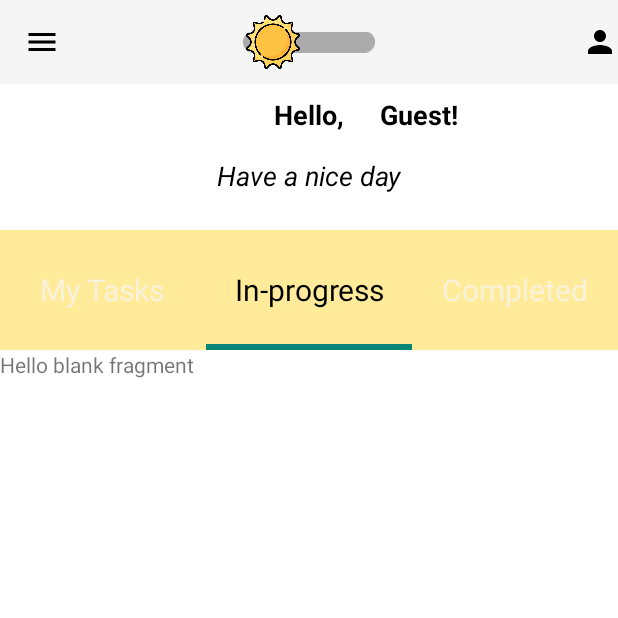
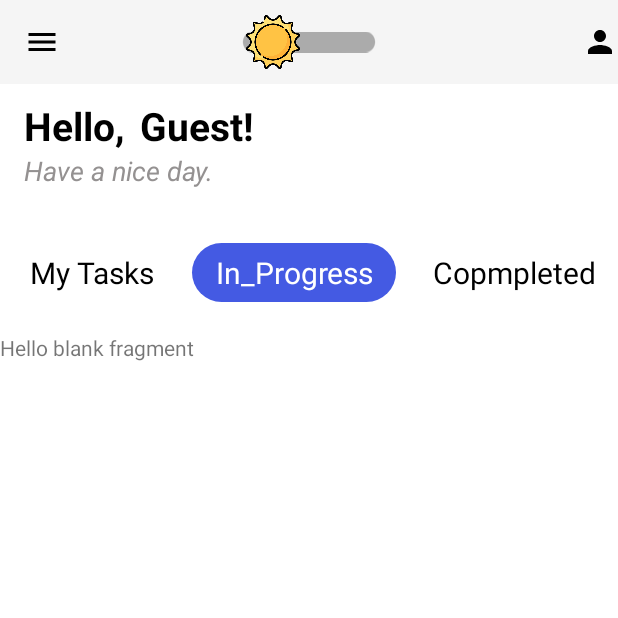
Before and after one commit to xwnsnowy/android-studio-java-task-management, an Android app: the TaskListActivity screen opened directly, with no data from a screen before it, tab 2 chosen, on a phone screen of 412 x 824 dp, the top half of it. Run offline under Robolectric (Android 15) with nearby library versions, the phone set to English and light mode, and no system bars.

Commit message:
style: Customize TabLayout UI
- Updated TabLayout appearance to enhance user interface

```diff
--- a/app/src/main/AndroidManifest.xml
+++ b/app/src/main/AndroidManifest.xml
@@ -12,6 +12,9 @@
         android:supportsRtl="true"
         android:theme="@style/Theme.TaskManagement"
         tools:targetApi="31">
+        <activity
+            android:name=".activities.CreateTaskActivity"
+            android:exported="false" />
         <activity
             android:name=".activities.CompletedFragment"
             android:exported="false" />
--- a/app/src/main/java/com/example/taskmanagement/activities/TaskListActivity.java
+++ b/app/src/main/java/com/example/taskmanagement/activities/TaskListActivity.java
@@ -62,18 +62,18 @@ public class TaskListActivity extends AppCompatActivity {
 
         ViewPagerAdapter viewPagerAdapter = new ViewPagerAdapter(this);
         viewPager.setAdapter(viewPagerAdapter);
-        viewPager.setCurrentItem(2);
+        viewPager.setCurrentItem(0);
 
         new TabLayoutMediator(tabLayout, viewPager, (tab, position) -> {
             switch (position) {
                 case 0:
-                    tab.setText("My Tasks");
+                    tab.setText(R.string.my_tasks);
                     break;
                 case 1:
-                    tab.setText("In-progress");
+                    tab.setText(R.string.in_progress);
                     break;
                 case 2:
-                    tab.setText("Completed");
+                    tab.setText(R.string.completed);
                     break;
             }
         }).attach();
--- /dev/null
+++ b/app/src/main/res/drawable/tab_active_bg.xml
@@ -0,0 +1,12 @@
+<layer-list xmlns:android="http://schemas.android.com/apk/res/android">
+    <item android:top="8dp"
+        android:bottom="8dp"
+        android:end="5dp"
+        android:start="5dp">
+        <shape android:shape="rectangle">
+            <solid android:color="@color/primaryBackgroundColor"/>
+            <corners android:radius="25dp"/>
+            <size android:height="50dp"/>
+        </shape>
+    </item>
+</layer-list>
--- /dev/null
+++ b/app/src/main/res/drawable/tab_bg_inset.xml
@@ -0,0 +1,5 @@
+<?xml version="1.0" encoding="utf-8"?>
+<inset xmlns:android="http://schemas.android.com/apk/res/android"
+    android:drawable="@drawable/tab_bg"
+    android:insetRight="5dp"
+    android:insetLeft="5dp" />
--- a/app/src/main/res/layout/activity_task_list.xml
+++ b/app/src/main/res/layout/activity_task_list.xml
@@ -50,28 +50,29 @@
     </androidx.appcompat.widget.Toolbar>
 
     <!-- Welcome Text -->
+
+    <!-- Name Text -->
     <TextView
         android:id="@+id/tv_welcome"
         android:layout_width="wrap_content"
         android:layout_height="wrap_content"
-        android:padding="8dp"
+        android:layout_marginTop="10sp"
+        android:layout_marginStart="16dp"
         android:text="@string/welcome"
         android:textColor="@android:color/black"
-        android:textSize="18sp"
+        android:textSize="26sp"
         android:textStyle="bold"
-        app:layout_constraintEnd_toEndOf="parent"
         app:layout_constraintStart_toStartOf="parent"
         app:layout_constraintTop_toBottomOf="@id/toolbar" />
 
-    <!-- Name Text -->
     <TextView
         android:id="@+id/tv_name"
         android:layout_width="wrap_content"
         android:layout_height="wrap_content"
-        android:layout_marginStart="8dp"
-        android:padding="8dp"
+        android:layout_marginTop="10sp"
+        android:layout_marginStart="10dp"
         android:textColor="@android:color/black"
-        android:textSize="18sp"
+        android:textSize="26sp"
         android:textStyle="bold"
         app:layout_constraintStart_toEndOf="@+id/tv_welcome"
         app:layout_constraintTop_toBottomOf="@id/toolbar" />
@@ -81,14 +82,13 @@
         android:id="@+id/tv_have_a_nice_day"
         android:layout_width="wrap_content"
         android:layout_height="wrap_content"
-        android:padding="8dp"
-        android:text="Have a nice day"
-        android:textColor="@android:color/black"
+        android:layout_marginStart="16dp"
+        android:text="@string/have_a_nice_day"
+        android:textColor="#949191"
         android:textSize="18sp"
         android:textStyle="italic"
         app:layout_constraintStart_toStartOf="parent"
-        app:layout_constraintTop_toBottomOf="@id/tv_name"
-        app:layout_constraintEnd_toEndOf="parent" />
+        app:layout_constraintTop_toBottomOf="@id/tv_name" />
 
     <!-- Tabs -->
     <com.google.android.material.tabs.TabLayout
@@ -99,13 +99,20 @@
         app:layout_constraintEnd_toEndOf="parent"
         app:layout_constraintStart_toStartOf="parent"
         app:layout_constraintTop_toBottomOf="@+id/tv_have_a_nice_day"
-        app:tabIndicator="@drawable/tab_indicator"
+        app:tabTextAppearance="@style/TabTextAppearance"
+        app:tabSelectedTextAppearance="@style/TabTextAppearanceSelected"
         app:tabIndicatorFullWidth="true"
-        android:background="@color/secondaryBackgroundColor"
-        app:tabSelectedTextAppearance="@style/TabTextAppearanceSelected"
-        app:tabSelectedTextColor="@android:color/black"
-        app:tabTextAppearance="@style/TabTextAppearance"
-        app:tabTextColor="@color/unselectedTabColor" />
+        app:tabMode="auto"
+        app:tabGravity="center"
+        app:tabIndicatorHeight="55dp"
+        app:tabPaddingStart="20dp"
+        app:tabPaddingEnd="20dp"
+        app:tabRippleColor="@android:color/transparent"
+        app:tabIndicator="@drawable/tab_active_bg"
+        app:tabIndicatorColor="@android:color/transparent"
+        app:tabIndicatorGravity="center"
+        app:tabSelectedTextColor="@color/white"
+        app:tabTextColor="@android:color/black" />
 
     <androidx.viewpager2.widget.ViewPager2
         android:id="@+id/view_pager"
--- a/app/src/main/res/values/strings.xml
+++ b/app/src/main/res/values/strings.xml
@@ -25,6 +25,10 @@
     <string name="menu">Menu</string>
     <string name="profile">Profile</string>
     <string name="task_icon">Task Icon</string>
+    <string name="have_a_nice_day">Have a nice day.</string>
+    <string name="my_tasks">My Tasks</string>
+    <string name="in_progress">In_Progress</string>
+    <string name="completed">Copmpleted</string>
     <!-- TODO: Remove or change this placeholder text -->
     <string name="hello_blank_fragment">Hello blank fragment</string>
 </resources>
--- a/app/src/main/res/values/styles.xml
+++ b/app/src/main/res/values/styles.xml
@@ -44,7 +44,6 @@
 <!--        <item name="android:background">@drawable/rounded_button_back</item>-->
     </style>
 
-
     <style name="TabTextAppearance">
         <item name="android:textSize">20sp</item>
     </style>
```
Also changed, not shown: app/src/main/java/com/example/taskmanagement/activities/CreateTaskActivity.java (added, +26 -0 lines), app/src/main/res/drawable/tab_bg.xml (added, +10 -0 lines), app/src/main/res/layout/activity_create_task.xml (added, +10 -0 lines), app/src/main/res/layout/activity_home.xml (+6 -5 lines), 3 other files.
